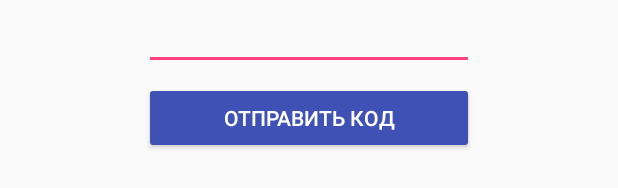
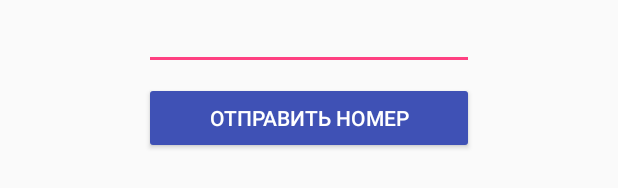
Before and after one commit to Svyatozar/Navalny.Pulse, an Android app: the layout activity_register.xml on its own in the app's theme, with its tools: preview values and no code run, on a phone screen of 412 x 824 dp. Shown: the part 574-762 px from the top of the screen. Run offline under Robolectric (Android 15) with nearby library versions, the phone set to English and light mode, and no system bars.

Commit message:
register is almost done

```diff
--- a/app/src/main/AndroidManifest.xml
+++ b/app/src/main/AndroidManifest.xml
@@ -11,6 +11,9 @@
         android:supportsRtl="true"
         android:theme="@style/AppTheme">
         <activity android:name=".MainActivity">
+
+        </activity>
+        <activity android:name=".RegisterActivity">
             <intent-filter>
                 <action android:name="android.intent.action.MAIN"/>
                 <category android:name="android.intent.category.LAUNCHER"/>
--- a/app/src/main/java/bled/navalny/com/fragment/ProfileFragment.java
+++ b/app/src/main/java/bled/navalny/com/fragment/ProfileFragment.java
@@ -31,6 +31,8 @@ public class ProfileFragment extends Fragment {
     Switch permissionSwitch;
     @BindView(R.id.chooseTimeRadioGroup)
     RadioGroup chooseTimeRadioGroup;
+    @BindView(R.id.userNameTextView)
+    public TextView userNameTextView;
 
     public ProfileFragment() {
         // Required empty public constructor
--- a/app/src/main/res/layout/activity_register.xml
+++ b/app/src/main/res/layout/activity_register.xml
@@ -1,93 +1,104 @@
 <?xml version="1.0" encoding="utf-8"?>
 <FrameLayout xmlns:android="http://schemas.android.com/apk/res/android"
-             xmlns:app="http://schemas.android.com/apk/res-auto"
-             android:animateLayoutChanges="true"
-             android:layout_width="match_parent"
-             android:layout_height="match_parent">
+    xmlns:app="http://schemas.android.com/apk/res-auto"
+    android:id="@+id/mainRegisterLayout"
+    android:layout_width="match_parent"
+    android:layout_height="match_parent"
+    android:animateLayoutChanges="true">
 
     <LinearLayout
         android:id="@+id/numberLayout"
-        android:visibility="visible"
+        android:layout_width="wrap_content"
+        android:layout_height="wrap_content"
         android:layout_gravity="center"
         android:orientation="vertical"
-        android:layout_width="wrap_content"
-        android:layout_height="wrap_content">
+        android:visibility="visible">
 
         <TextView
-            android:textSize="22sp"
+            android:layout_width="wrap_content"
+            android:layout_height="wrap_content"
             android:layout_gravity="center"
+            android:text="@string/input_number"
             android:textColor="@android:color/black"
-            android:text="@string/input_number"
-            android:layout_width="wrap_content"
-            android:layout_height="wrap_content"/>
+            android:textSize="22sp" />
 
         <EditText
             android:id="@+id/phoneEditText"
-            android:inputType="phone"
+            android:layout_width="220dp"
+            android:layout_height="wrap_content"
             android:layout_marginTop="@dimen/activity_vertical_margin"
-            android:layout_width="220dp"
-            android:layout_height="wrap_content"/>
+            android:inputType="phone" />
 
         <android.support.v7.widget.AppCompatButton
+            android:id="@+id/sendNumberButton"
+            android:layout_width="match_parent"
+            android:layout_height="wrap_content"
             android:layout_marginTop="@dimen/activity_half_margin"
-            android:textColor="@android:color/white"
-            android:text="@string/send_code"
             android:backgroundTint="@color/colorPrimary"
-            android:layout_width="match_parent"
-            android:layout_height="wrap_content"/>
+            android:text="Отправить номер"
+            android:textColor="@android:color/white" />
     </LinearLayout>
 
     <LinearLayout
         android:id="@+id/smsLayout"
-        android:visibility="gone"
+        android:layout_width="wrap_content"
+        android:layout_height="wrap_content"
         android:layout_gravity="center"
         android:orientation="vertical"
-        android:layout_width="wrap_content"
-        android:layout_height="wrap_content">
+        android:visibility="gone">
 
         <TextView
-            android:textSize="22sp"
+            android:layout_width="wrap_content"
+            android:layout_height="wrap_content"
             android:layout_gravity="center"
+            android:text="8-916-534-66-66"
             android:textColor="@android:color/black"
-            android:text="8-916-534-66-66"
-            android:layout_width="wrap_content"
-            android:layout_height="wrap_content"/>
+            android:textSize="22sp" />
 
         <EditText
             android:id="@+id/smsCodeEditText"
-            android:inputType="number"
+            android:layout_width="220dp"
+            android:layout_height="wrap_content"
+            android:layout_marginTop="@dimen/activity_vertical_margin"
+            android:gravity="center"
             android:hint="Введите код из СМС"
-            android:gravity="center"
-            android:layout_marginTop="@dimen/activity_vertical_margin"
-            android:layout_width="220dp"
-            android:layout_height="wrap_content"/>
+            android:inputType="number" />
 
         <android.support.v7.widget.AppCompatButton
+            android:id="@+id/sendCodeButton"
+            android:layout_width="match_parent"
+            android:layout_height="wrap_content"
             android:layout_marginTop="@dimen/activity_half_margin"
-            android:textColor="@android:color/white"
+            android:backgroundTint="@color/colorPrimary"
             android:text="Отправить"
-            android:backgroundTint="@color/colorPrimary"
-            android:layout_width="match_parent"
-            android:layout_height="wrap_content"/>
+            android:textColor="@android:color/white" />
     </LinearLayout>
 
     <LinearLayout
         android:id="@+id/nameLayout"
-        android:visibility="gone"
+        android:layout_width="wrap_content"
+        android:layout_height="wrap_content"
         android:layout_gravity="center"
         android:orientation="vertical"
-        android:layout_width="wrap_content"
-        android:layout_height="wrap_content">
+        android:visibility="gone">
 
         <EditText
             android:id="@+id/nameEditText"
-            android:imeOptions="actionDone"
-            android:inputType="number"
-            android:hint="Введите код из СМС"
+            android:layout_width="220dp"
+            android:layout_height="wrap_content"
+            android:layout_marginTop="@dimen/activity_vertical_margin"
             android:gravity="center"
-            android:layout_marginTop="@dimen/activity_vertical_margin"
-            android:layout_width="220dp"
-            android:layout_height="wrap_content"/>
+            android:hint="Введите имя"
+            android:imeOptions="actionDone" />
 
+
+        <android.support.v7.widget.AppCompatButton
+            android:id="@+id/sendNameButton"
+            android:layout_width="match_parent"
+            android:layout_height="wrap_content"
+            android:layout_marginTop="@dimen/activity_half_margin"
+            android:backgroundTint="@color/colorPrimary"
+            android:text="Продолжить"
+            android:textColor="@android:color/white" />
     </LinearLayout>
 </FrameLayout>
--- a/app/src/main/res/layout/fragment_profile.xml
+++ b/app/src/main/res/layout/fragment_profile.xml
@@ -50,6 +50,7 @@
     </LinearLayout>
 
     <TextView
+        android:id="@+id/userNameTextView"
         android:layout_width="wrap_content"
         android:layout_height="wrap_content"
         android:layout_gravity="left"
```
Also changed, not shown: app/src/main/java/bled/navalny/com/MainActivity.java (+10 -1 lines), app/src/main/java/bled/navalny/com/RegisterActivity.java (+87 -6 lines).
